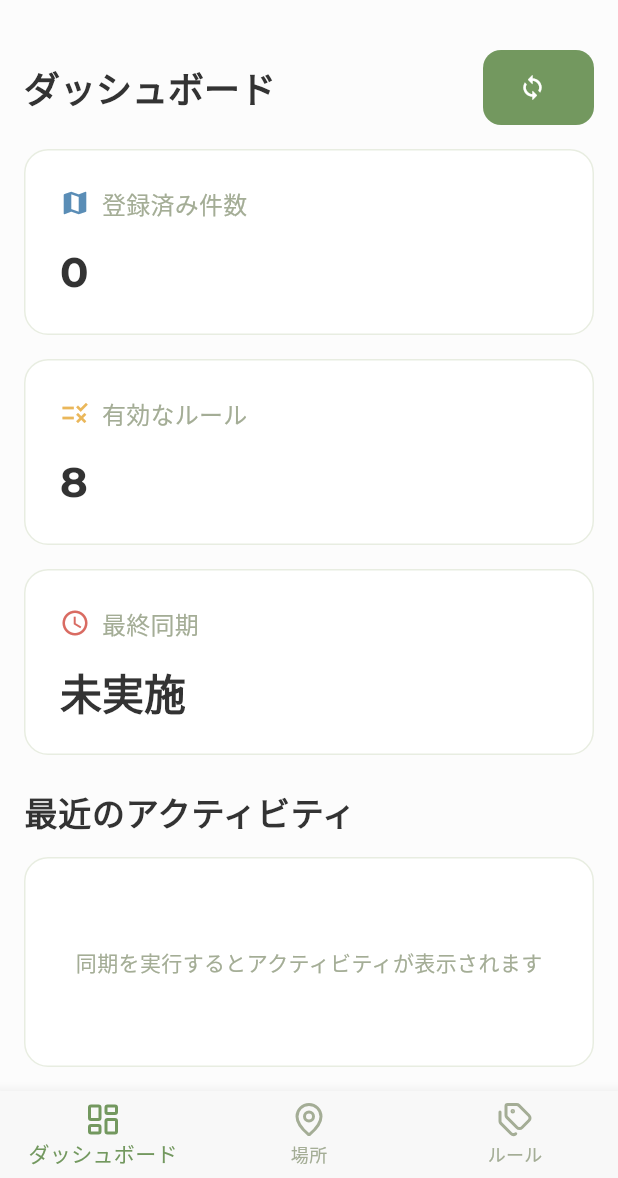
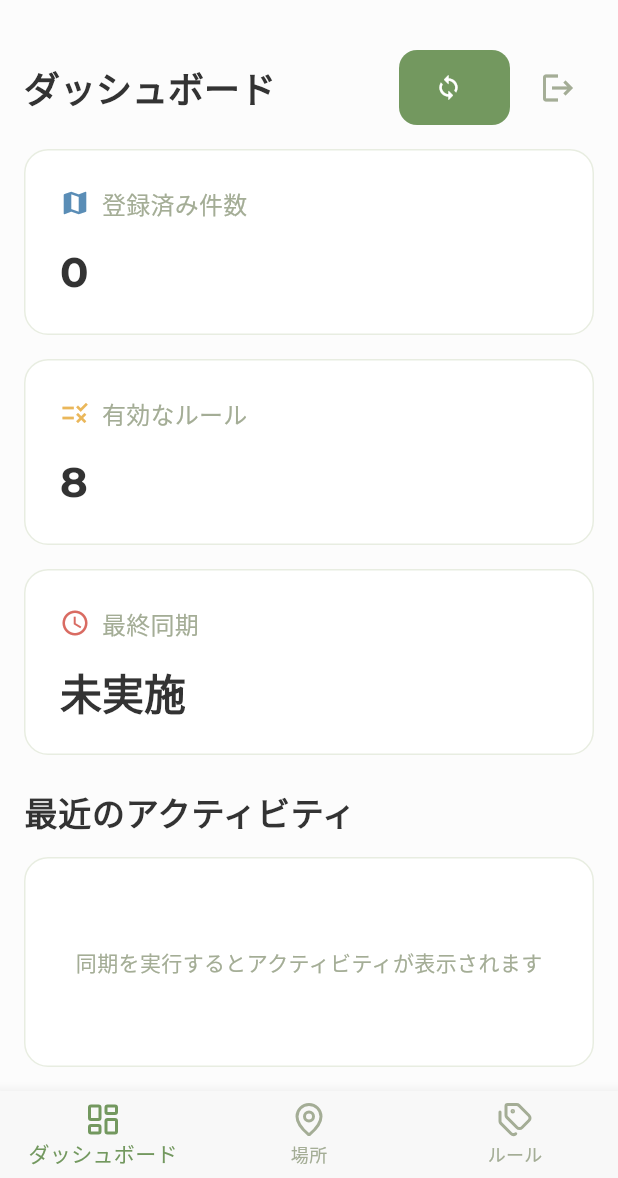
Before and after one commit to Mmaeeda/googlemaplist, a Flutter app: the screen it shows after launch, on a phone screen of 412 x 824 dp, the part 58-1236 px from its top. Run offline on Flutter 3.47's test engine with Material 3 defaults, Android fonts, the phone set to English and light mode, and no system bars; our stand-ins replace csv, flutter_riverpod, flutter_secure_storage, google_fonts, google_sign_in, lucide_icons and 2 more; accounts and stored records are empty.

Commit message:
Add logout button to dashboard
Co-Authored-By: Claude Opus 4.6 <noreply@anthropic.com>

```diff
--- a/lib/presentation/screens/dashboard_screen.dart
+++ b/lib/presentation/screens/dashboard_screen.dart
@@ -2,6 +2,7 @@ import 'package:flutter/material.dart';
 import 'package:flutter_riverpod/flutter_riverpod.dart';
 import '../../domain/models/sync_job.dart';
 import '../../domain/models/sync_summary.dart';
+import '../providers/core_providers.dart';
 import '../providers/dashboard_providers.dart';
 import '../theme/app_colors.dart';
 
@@ -55,6 +56,8 @@ class DashboardScreen extends ConsumerWidget {
                           fontSize: isMobile ? 24 : null,
                         ),
                   ),
+                  Row(
+                    children: [
                       ElevatedButton.icon(
                         onPressed: isSyncing
                             ? null
@@ -69,6 +72,17 @@ class DashboardScreen extends ConsumerWidget {
                         label: isMobile
                             ? const Text('')
                             : Text(isSyncing ? '同期中...' : '今すぐ同期'),
+                      ),
+                      const SizedBox(width: 8),
+                      IconButton(
+                        onPressed: () => ref.read(authStateProvider.notifier).signOut(),
+                        icon: const Icon(Icons.logout),
+                        tooltip: 'ログアウト',
+                        style: IconButton.styleFrom(
+                          foregroundColor: AppColors.textSecondary,
+                        ),
+                      ),
+                    ],
                   ),
                 ],
               ),
```
Lines whose indentation alone changed are shown as unchanged.
